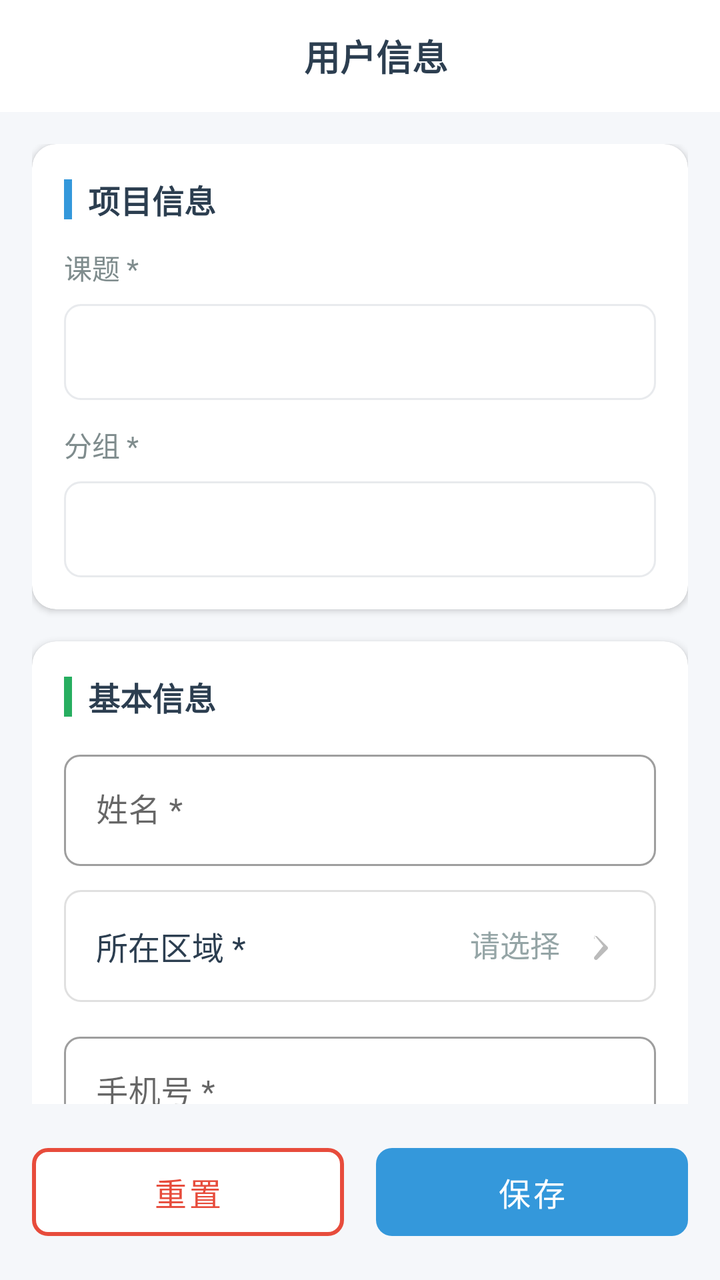
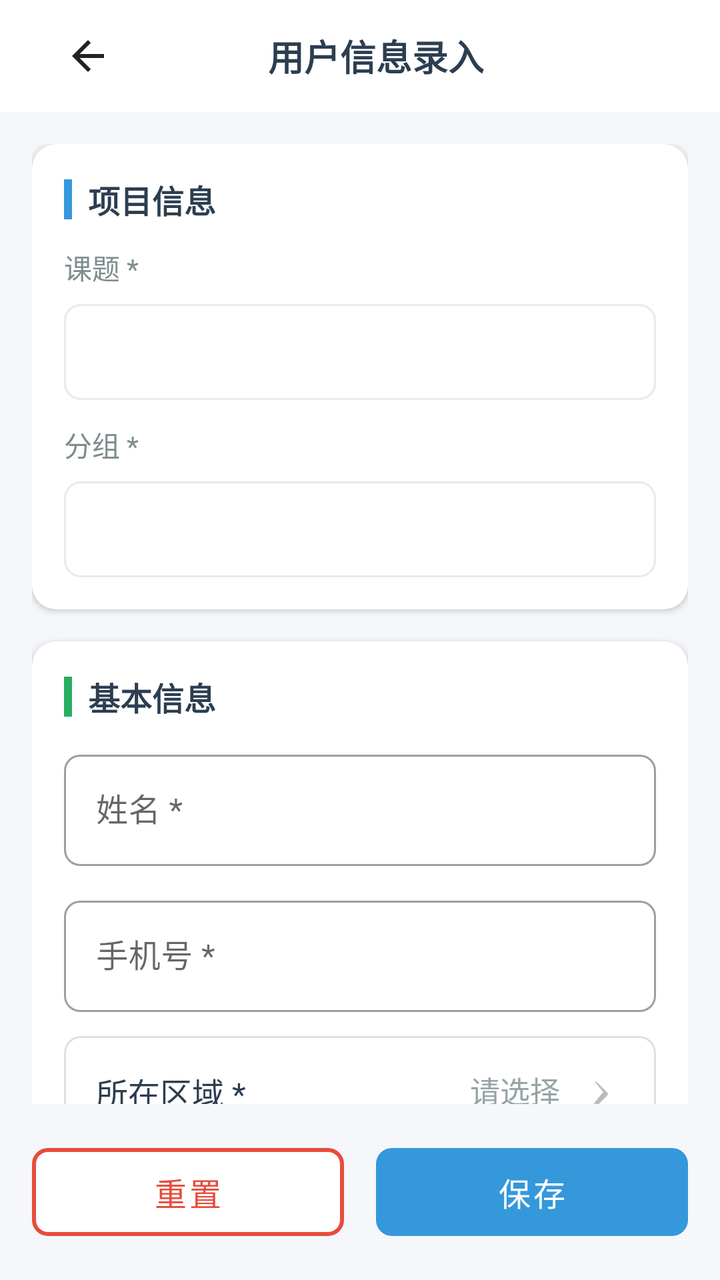

Two renders of the same Android screen: before a commit and after it. Below are the layout's source before the change and the commit's diff.
<!-- AndroidManifest.xml: application theme Theme.RemoteNursing -->
<!-- res/layout/fragment_userinfo_register.xml -->
<?xml version="1.0" encoding="utf-8"?>
<LinearLayout
    xmlns:android="http://schemas.android.com/apk/res/android"
    xmlns:app="http://schemas.android.com/apk/res-auto"
    android:orientation="vertical"
    android:background="#F5F7FA"
    android:layout_width="match_parent"
    android:layout_height="match_parent">

    
    <com.google.android.material.appbar.AppBarLayout
        android:layout_width="match_parent"
        android:layout_height="wrap_content"
        android:background="@android:color/white"
        app:elevation="2dp">

        <androidx.appcompat.widget.Toolbar
            android:layout_width="match_parent"
            android:layout_height="56dp">

            <RelativeLayout
                android:layout_width="match_parent"
                android:layout_height="match_parent">

                <ImageButton
                    android:id="@+id/btn_back"
                    android:layout_width="48dp"
                    android:layout_height="48dp"
                    android:background="?attr/selectableItemBackgroundBorderless"
                    android:src="@drawable/ic_arrow_back"
                    android:layout_centerVertical="true"
                    android:layout_alignParentStart="true"
                    android:contentDescription="返回" />

                <TextView
                    android:id="@+id/tv_title"
                    android:layout_width="wrap_content"
                    android:layout_height="wrap_content"
                    android:text="用户信息"
                    android:textSize="18sp"
                    android:textStyle="bold"
                    android:textColor="#2C3E50"
                    android:layout_centerInParent="true" />

            </RelativeLayout>

        </androidx.appcompat.widget.Toolbar>

    </com.google.android.material.appbar.AppBarLayout>

    
    <androidx.core.widget.NestedScrollView
        android:layout_width="match_parent"
        android:layout_height="0dp"
        android:layout_weight="1"
        android:fillViewport="true">

        <LinearLayout
            android:orientation="vertical"
            android:layout_width="match_parent"
            android:layout_height="wrap_content"
            android:padding="16dp">

            
            <androidx.cardview.widget.CardView
                android:layout_width="match_parent"
                android:layout_height="wrap_content"
                android:layout_marginBottom="16dp"
                app:cardCornerRadius="12dp"
                app:cardElevation="2dp"
                app:cardBackgroundColor="@android:color/white">

                <LinearLayout
                    android:layout_width="match_parent"
                    android:layout_height="wrap_content"
                    android:orientation="vertical"
                    android:padding="16dp">

                    
                    <LinearLayout
                        android:layout_width="match_parent"
                        android:layout_height="wrap_content"
                        android:orientation="horizontal"
                        android:gravity="center_vertical"
                        android:layout_marginBottom="12dp">

                        <View
                            android:layout_width="4dp"
                            android:layout_height="20dp"
                            android:background="#3498DB"
                            android:layout_marginEnd="8dp" />

                        <TextView
                            android:layout_width="wrap_content"
                            android:layout_height="wrap_content"
                            android:text="项目信息"
                            android:textSize="16sp"
                            android:textStyle="bold"
                            android:textColor="#2C3E50" />

                    </LinearLayout>

                    
                    <LinearLayout
                        android:layout_width="match_parent"
                        android:layout_height="wrap_content"
                        android:orientation="vertical"
                        android:layout_marginBottom="12dp">

                        <TextView
                            android:layout_width="wrap_content"
                            android:layout_height="wrap_content"
                            android:text="课题 *"
                            android:textSize="14sp"
                            android:textColor="#7F8C8D"
                            android:layout_marginBottom="8dp" />

                        <Spinner
                            android:id="@+id/spinner_project"
                            android:layout_width="match_parent"
                            android:layout_height="48dp"
                            android:background="@drawable/spinner_background"
                            android:padding="12dp" />

                    </LinearLayout>

                    
                    <LinearLayout
                        android:layout_width="match_parent"
                        android:layout_height="wrap_content"
                        android:orientation="vertical">

                        <TextView
                            android:layout_width="wrap_content"
                            android:layout_height="wrap_content"
                            android:text="分组 *"
                            android:textSize="14sp"
                            android:textColor="#7F8C8D"
                            android:layout_marginBottom="8dp" />

                        <Spinner
                            android:id="@+id/spinner_team"
                            android:layout_width="match_parent"
                            android:layout_height="48dp"
                            android:background="@drawable/spinner_background"
                            android:padding="12dp" />

                    </LinearLayout>

                </LinearLayout>

            </androidx.cardview.widget.CardView>

            
            <androidx.cardview.widget.CardView
                android:layout_width="match_parent"
                android:layout_height="wrap_content"
                app:cardCornerRadius="12dp"
                app:cardElevation="2dp"
                app:cardBackgroundColor="@android:color/white">

                <LinearLayout
                    android:layout_width="match_parent"
                    android:layout_height="wrap_content"
                    android:orientation="vertical"
                    android:padding="16dp">

                    
                    <LinearLayout
                        android:layout_width="match_parent"
                        android:layout_height="wrap_content"
                        android:orientation="horizontal"
                        android:gravity="center_vertical"
                        android:layout_marginBottom="12dp">

                        <View
                            android:layout_width="4dp"
                            android:layout_height="20dp"
                            android:background="#27AE60"
                            android:layout_marginEnd="8dp" />

                        <TextView
                            android:layout_width="wrap_content"
                            android:layout_height="wrap_content"
                            android:text="基本信息"
                            android:textSize="16sp"
                            android:textStyle="bold"
                            android:textColor="#2C3E50" />

                    </LinearLayout>
                    
                    <com.google.android.material.textfield.TextInputLayout
                        android:layout_width="match_parent"
                        android:layout_height="wrap_content"
                        android:layout_marginBottom="12dp"
                        app:boxBackgroundMode="outline"
                        app:boxCornerRadiusTopStart="8dp"
                        app:boxCornerRadiusTopEnd="8dp"
                        app:boxCornerRadiusBottomStart="8dp"
                        app:boxCornerRadiusBottomEnd="8dp"
                        style="@style/Widget.MaterialComponents.TextInputLayout.OutlinedBox">

                        <com.google.android.material.textfield.TextInputEditText
                            android:id="@+id/et_name"
                            android:layout_width="match_parent"
                            android:layout_height="wrap_content"
                            android:hint="姓名 *"
                            android:maxLength="5"
                            android:inputType="textPersonName" />

                    </com.google.android.material.textfield.TextInputLayout>
                    
                    <LinearLayout
                        android:id="@+id/ll_city"
                        android:layout_width="match_parent"
                        android:layout_height="56dp"
                        android:orientation="horizontal"
                        android:gravity="center_vertical"
                        android:background="@drawable/selector_field_background"
                        android:paddingHorizontal="16dp"
                        android:layout_marginBottom="12dp">

                        <TextView
                            android:layout_width="0dp"
                            android:layout_weight="1"
                            android:layout_height="wrap_content"
                            android:text="所在区域 *"
                            android:textSize="16sp"
                            android:textColor="#2C3E50" />

                        <TextView
                            android:id="@+id/tv_city"
                            android:layout_width="wrap_content"
                            android:layout_height="wrap_content"
                            android:text="请选择"
                            android:textSize="15sp"
                            android:textColor="#95A5A6"
                            android:drawableEnd="@drawable/ic_arrow_right"
                            android:drawablePadding="8dp" />
                    </LinearLayout>



                    
                    <com.google.android.material.textfield.TextInputLayout
                        android:layout_width="match_parent"
                        android:layout_height="wrap_content"
                        android:layout_marginBottom="12dp"
                        app:boxBackgroundMode="outline"
                        app:boxCornerRadiusTopStart="8dp"
                        app:boxCornerRadiusTopEnd="8dp"
                        app:boxCornerRadiusBottomStart="8dp"
                        app:boxCornerRadiusBottomEnd="8dp"
                        style="@style/Widget.MaterialComponents.TextInputLayout.OutlinedBox">

                        <com.google.android.material.textfield.TextInputEditText
                            android:id="@+id/et_phone"
                            android:layout_width="match_parent"
                            android:layout_height="wrap_content"
                            android:hint="手机号 *"
                            android:maxLength="11"
                            android:inputType="phone" />

                    </com.google.android.material.textfield.TextInputLayout>

                    
                    <LinearLayout
                        android:id="@+id/ll_gender"
                        android:layout_width="match_parent"
                        android:layout_height="56dp"
                        android:orientation="horizontal"
                        android:gravity="center_vertical"
                        android:background="@drawable/selector_field_background"
                        android:paddingHorizontal="16dp"
                        android:layout_marginBottom="12dp">

                        <TextView
                            android:layout_width="0dp"
                            android:layout_weight="1"
                            android:layout_height="wrap_content"
                            android:text="性别 *"
                            android:textSize="16sp"
                            android:textColor="#2C3E50" />

                        <TextView
                            android:id="@+id/tv_gender"
                            android:layout_width="wrap_content"
                            android:layout_height="wrap_content"
                            android:text="请选择"
                            android:textSize="15sp"
                            android:textColor="#95A5A6"
                            android:drawableEnd="@drawable/ic_arrow_right"
                            android:drawablePadding="8dp" />

                    </LinearLayout>

                    
                    <LinearLayout
                        android:id="@+id/ll_birth"
                        android:layout_width="match_parent"
                        android:layout_height="56dp"
                        android:orientation="horizontal"
                        android:gravity="center_vertical"
                        android:background="@drawable/selector_field_background"
                        android:paddingHorizontal="16dp"
                        android:layout_marginBottom="12dp">

                        <TextView
                            android:layout_width="0dp"
                            android:layout_weight="1"
                            android:layout_height="wrap_content"
                            android:text="生日 *"
                            android:textSize="16sp"
                            android:textColor="#2C3E50" />

                        <TextView
                            android:id="@+id/tv_birth"
                            android:layout_width="wrap_content"
                            android:layout_height="wrap_content"
                            android:text="请选择"
                            android:textSize="15sp"
                            android:textColor="#95A5A6"
                            android:drawableEnd="@drawable/ic_arrow_right"
                            android:drawablePadding="8dp" />

                    </LinearLayout>

                    
                    <LinearLayout
                        android:id="@+id/ll_marital"
                        android:layout_width="match_parent"
                        android:layout_height="56dp"
                        android:orientation="horizontal"
                        android:gravity="center_vertical"
                        android:background="@drawable/selector_field_background"
                        android:paddingHorizontal="16dp"
                        android:layout_marginBottom="12dp">

                        <TextView
                            android:layout_width="0dp"
                            android:layout_weight="1"
                            android:layout_height="wrap_content"
                            android:text="婚姻状况"
                            android:textSize="16sp"
                            android:textColor="#2C3E50" />

                        <TextView
                            android:id="@+id/tv_marital"
                            android:layout_width="wrap_content"
                            android:layout_height="wrap_content"
                            android:text="请选择"
                            android:textSize="15sp"
                            android:textColor="#95A5A6"
                            android:drawableEnd="@drawable/ic_arrow_right"
                            android:drawablePadding="8dp" />

                    </LinearLayout>

                    
                    <LinearLayout
                        android:id="@+id/ll_education"
                        android:layout_width="match_parent"
                        android:layout_height="56dp"
                        android:orientation="horizontal"
                        android:gravity="center_vertical"
                        android:background="@drawable/selector_field_background"
                        android:paddingHorizontal="16dp"
                        android:layout_marginBottom="12dp">

                        <TextView
                            android:layout_width="0dp"
                            android:layout_weight="1"
                            android:layout_height="wrap_content"
                            android:text="受教育水平"
                            android:textSize="16sp"
                            android:textColor="#2C3E50" />

                        <TextView
                            android:id="@+id/tv_education"
                            android:layout_width="wrap_content"
                            android:layout_height="wrap_content"
                            android:text="请选择"
                            android:textSize="15sp"
                            android:textColor="#95A5A6"
                            android:drawableEnd="@drawable/ic_arrow_right"
                            android:drawablePadding="8dp" />

                    </LinearLayout>

                    
                    <LinearLayout
                        android:id="@+id/ll_living"
                        android:layout_width="match_parent"
                        android:layout_height="56dp"
                        android:orientation="horizontal"
                        android:gravity="center_vertical"
                        android:background="@drawable/selector_field_background"
                        android:paddingHorizontal="16dp"
                        android:layout_marginBottom="12dp">

                        <TextView
                            android:layout_width="0dp"
                            android:layout_weight="1"
                            android:layout_height="wrap_content"
                            android:text="居住情况"
                            android:textSize="16sp"
                            android:textColor="#2C3E50" />

                        <TextView
                            android:id="@+id/tv_living"
                            android:layout_width="wrap_content"
                            android:layout_height="wrap_content"
                            android:text="请选择"
                            android:textSize="15sp"
                            android:textColor="#95A5A6"
                            android:drawableEnd="@drawable/ic_arrow_right"
                            android:drawablePadding="8dp" />

                    </LinearLayout>

                    
                    <LinearLayout
                        android:id="@+id/ll_job"
                        android:layout_width="match_parent"
                        android:layout_height="56dp"
                        android:orientation="horizontal"
                        android:gravity="center_vertical"
                        android:background="@drawable/selector_field_background"
                        android:paddingHorizontal="16dp"
                        android:layout_marginBottom="12dp">

                        <TextView
                            android:layout_width="0dp"
                            android:layout_weight="1"
                            android:layout_height="wrap_content"
                            android:text="职业状态"
                            android:textSize="16sp"
                            android:textColor="#2C3E50" />

                        <TextView
                            android:id="@+id/tv_job"
                            android:layout_width="wrap_content"
                            android:layout_height="wrap_content"
                            android:text="请选择"
                            android:textSize="15sp"
                            android:textColor="#95A5A6"
                            android:drawableEnd="@drawable/ic_arrow_right"
                            android:drawablePadding="8dp" />

                    </LinearLayout>

                    
                    <LinearLayout
                        android:id="@+id/ll_income"
                        android:layout_width="match_parent"
                        android:layout_height="56dp"
                        android:orientation="horizontal"
                        android:gravity="center_vertical"
                        android:background="@drawable/selector_field_background"
                        android:paddingHorizontal="16dp"
                        android:layout_marginBottom="12dp">

                        <TextView
                            android:layout_width="0dp"
                            android:layout_weight="1"
                            android:layout_height="wrap_content"
                            android:text="家庭月收入"
                            android:textSize="16sp"
                            android:textColor="#2C3E50" />

                        <TextView
                            android:id="@+id/tv_income"
                            android:layout_width="wrap_content"
                            android:layout_height="wrap_content"
                            android:text="请选择"
                            android:textSize="15sp"
                            android:textColor="#95A5A6"
                            android:drawableEnd="@drawable/ic_arrow_right"
                            android:drawablePadding="8dp" />

                    </LinearLayout>

                    
                    <LinearLayout
                        android:id="@+id/ll_insurance"
                        android:layout_width="match_parent"
                        android:layout_height="56dp"
                        android:orientation="horizontal"
                        android:gravity="center_vertical"
                        android:background="@drawable/selector_field_background"
                        android:paddingHorizontal="16dp">

                        <TextView
                            android:layout_width="0dp"
                            android:layout_weight="1"
                            android:layout_height="wrap_content"
                            android:text="保险类型"
                            android:textSize="16sp"
                            android:textColor="#2C3E50" />

                        <TextView
                            android:id="@+id/tv_insurance"
                            android:layout_width="wrap_content"
                            android:layout_height="wrap_content"
                            android:text="请选择"
                            android:textSize="15sp"
                            android:textColor="#95A5A6"
                            android:drawableEnd="@drawable/ic_arrow_right"
                            android:drawablePadding="8dp" />

                    </LinearLayout>

                </LinearLayout>

            </androidx.cardview.widget.CardView>

        </LinearLayout>

    </androidx.core.widget.NestedScrollView>

    
    <LinearLayout
        android:layout_width="match_parent"
        android:layout_height="wrap_content"
        android:orientation="horizontal"
        android:layout_margin="16dp"
        android:gravity="center">

        
        <com.google.android.material.button.MaterialButton
            android:id="@+id/btn_reset"
            android:layout_width="0dp"
            android:layout_weight="1"
            android:layout_height="56dp"
            android:text="重置"
            android:textSize="16sp"
            android:textColor="#E74C3C"
            app:backgroundTint="@android:color/white"
            app:strokeColor="#E74C3C"
            app:strokeWidth="2dp"
            app:cornerRadius="8dp"
            android:layout_marginEnd="8dp"
            style="@style/Widget.MaterialComponents.Button.OutlinedButton" />

        
        <com.google.android.material.button.MaterialButton
            android:id="@+id/btn_save"
            android:layout_width="0dp"
            android:layout_weight="1"
            android:layout_height="56dp"
            android:text="保存"
            android:textSize="16sp"
            android:textColor="@android:color/white"
            app:backgroundTint="#3498DB"
            app:cornerRadius="8dp"
            android:layout_marginStart="8dp"
            style="@style/Widget.MaterialComponents.Button.UnelevatedButton" />

    </LinearLayout>

</LinearLayout>
<!-- resources referenced by this layout -->
<resources>
  <!-- drawable ic_arrow_back (drawable) -->
  <?xml version="1.0" encoding="utf-8"?>
  <vector xmlns:android="http://schemas.android.com/apk/res/android"
      android:width="24dp" android:height="24dp"
      android:viewportWidth="24" android:viewportHeight="24">
      <path
          android:fillColor="#FFFFFF"
          android:pathData="M20,11H7.83l5.59-5.59L12,4l-8,8 8,8 1.41-1.41L7.83,13H20v-2z"/>
  </vector>
  <!-- drawable ic_arrow_right (drawable) -->
  <vector xmlns:android="http://schemas.android.com/apk/res/android"
      android:width="24dp"
      android:height="24dp"
      android:viewportWidth="24"
      android:viewportHeight="24">
      <path
          android:fillColor="#bbbbbb"
          android:pathData="M9.29,6.71L13.58,12l-4.29,5.29c-0.39,0.39-0.39,1.02 0,1.41s1.02,0.39 1.41,0l5-5c0.39,-0.39 0.39,-1.02 0,-1.41l-5,-5c-0.39,-0.39 -1.02,-0.39 -1.41,0s-0.39,1.02 0,1.41z"/>
  </vector>
  <!-- drawable selector_field_background (drawable) -->
  <?xml version="1.0" encoding="utf-8"?>
  <ripple xmlns:android="http://schemas.android.com/apk/res/android"
      android:color="#E0E0E0">
      <item>
          <shape android:shape="rectangle">
              <solid android:color="@android:color/white" />
              <corners android:radius="8dp" />
              <stroke
                  android:width="1dp"
                  android:color="#E0E0E0" />
          </shape>
      </item>
  </ripple>
  <!-- drawable spinner_background (drawable) -->
  <?xml version="1.0" encoding="utf-8"?>
  <shape xmlns:android="http://schemas.android.com/apk/res/android">
      <solid android:color="@android:color/white"/>
      <stroke android:width="1dp" android:color="#E8EAED"/>
      <corners android:radius="8dp"/>
  </shape>
  <style name="Theme.RemoteNursing" parent="Base.Theme.RemoteNursing" />
  <style name="Base.Theme.RemoteNursing" parent="Theme.Material3.DayNight.NoActionBar">
          
          <item name="colorPrimary">#1976D2</item>
          <item name="colorPrimaryVariant">#0D47A1</item>
          <item name="colorSecondary">#388E3C</item>
          <item name="colorOnPrimary">#FFFFFF</item>
          <item name="colorOnSecondary">#FFFFFF</item>
  
          
          <item name="colorSurface">#FFFFFF</item>
          <item name="colorOnSurface">#000000</item>
  
          
          <item name="android:windowBackground">#FFFFFF</item>
          <item name="backgroundColor">#FFFFFF</item>
  
          
          <item name="colorPrimaryContainer">#E3F2FD</item>
          <item name="colorOnPrimaryContainer">#0D47A1</item>
      </style>
</resources>

<!-- the commit's change to res/layout/fragment_userinfo_register.xml (unified diff, before → after) -->
@@ -8,6 +8,7 @@
     android:layout_height="match_parent">
 
     
+    
     <com.google.android.material.appbar.AppBarLayout
         android:layout_width="match_parent"
         android:layout_height="wrap_content"
@@ -24,10 +25,11 @@
 
                 <ImageButton
                     android:id="@+id/btn_back"
-                    android:layout_width="48dp"
-                    android:layout_height="48dp"
-                    android:background="?attr/selectableItemBackgroundBorderless"
-                    android:src="@drawable/ic_arrow_back"
+                    android:layout_width="56dp"
+                    android:layout_height="56dp"
+                    android:padding="12dp"
+                    android:background="@android:color/transparent"
+                    android:src="@drawable/ic_arrow_back_black_24dp"
                     android:layout_centerVertical="true"
                     android:layout_alignParentStart="true"
                     android:contentDescription="返回" />
@@ -36,7 +38,7 @@
                     android:id="@+id/tv_title"
                     android:layout_width="wrap_content"
                     android:layout_height="wrap_content"
-                    android:text="用户信息"
+                    android:text="用户信息录入"
                     android:textSize="18sp"
                     android:textStyle="bold"
                     android:textColor="#2C3E50"
@@ -207,38 +209,7 @@
                             android:hint="姓名 *"
                             android:maxLength="5"
                             android:inputType="textPersonName" />
-
                     </com.google.android.material.textfield.TextInputLayout>
-                    
-                    <LinearLayout
-                        android:id="@+id/ll_city"
-                        android:layout_width="match_parent"
-                        android:layout_height="56dp"
-                        android:orientation="horizontal"
-                        android:gravity="center_vertical"
-                        android:background="@drawable/selector_field_background"
-                        android:paddingHorizontal="16dp"
-                        android:layout_marginBottom="12dp">
-
-                        <TextView
-                            android:layout_width="0dp"
-                            android:layout_weight="1"
-                            android:layout_height="wrap_content"
-                            android:text="所在区域 *"
-                            android:textSize="16sp"
-                            android:textColor="#2C3E50" />
-
-                        <TextView
-                            android:id="@+id/tv_city"
-                            android:layout_width="wrap_content"
-                            android:layout_height="wrap_content"
-                            android:text="请选择"
-                            android:textSize="15sp"
-                            android:textColor="#95A5A6"
-                            android:drawableEnd="@drawable/ic_arrow_right"
-                            android:drawablePadding="8dp" />
-                    </LinearLayout>
-
 
 
                     
@@ -262,6 +233,35 @@
                             android:inputType="phone" />
 
                     </com.google.android.material.textfield.TextInputLayout>
+                    
+                    <LinearLayout
+                        android:id="@+id/ll_city"
+                        android:layout_width="match_parent"
+                        android:layout_height="56dp"
+                        android:orientation="horizontal"
+                        android:gravity="center_vertical"
+                        android:background="@drawable/selector_field_background"
+                        android:paddingHorizontal="16dp"
+                        android:layout_marginBottom="12dp">
+
+                        <TextView
+                            android:layout_width="0dp"
+                            android:layout_weight="1"
+                            android:layout_height="wrap_content"
+                            android:text="所在区域 *"
+                            android:textSize="16sp"
+                            android:textColor="#2C3E50" />
+
+                        <TextView
+                            android:id="@+id/tv_city"
+                            android:layout_width="wrap_content"
+                            android:layout_height="wrap_content"
+                            android:text="请选择"
+                            android:textSize="15sp"
+                            android:textColor="#95A5A6"
+                            android:drawableEnd="@drawable/ic_arrow_right"
+                            android:drawablePadding="8dp" />
+                    </LinearLayout>
 
                     
                     <LinearLayout
<!-- resource entries referenced after the edit -->
@@ -1,13 +1,10 @@
 <!-- resources referenced by this layout -->
 <resources>
-  <!-- drawable ic_arrow_back (drawable) -->
-  <?xml version="1.0" encoding="utf-8"?>
+  <!-- drawable ic_arrow_back_black_24dp (drawable) -->
   <vector xmlns:android="http://schemas.android.com/apk/res/android"
-      android:width="24dp" android:height="24dp"
-      android:viewportWidth="24" android:viewportHeight="24">
-      <path
-          android:fillColor="#FFFFFF"
-          android:pathData="M20,11H7.83l5.59-5.59L12,4l-8,8 8,8 1.41-1.41L7.83,13H20v-2z"/>
+      android:width="24dp" android:height="24dp" android:viewportWidth="24"
+      android:viewportHeight="24">
+      <path android:fillColor="#222222" android:pathData="M20,11H7.83l5.59-5.59L12,4l-8,8 8,8 1.41-1.41L7.83,13H20v-2z"/>
   </vector>
   <!-- drawable ic_arrow_right (drawable) -->
   <vector xmlns:android="http://schemas.android.com/apk/res/android"
